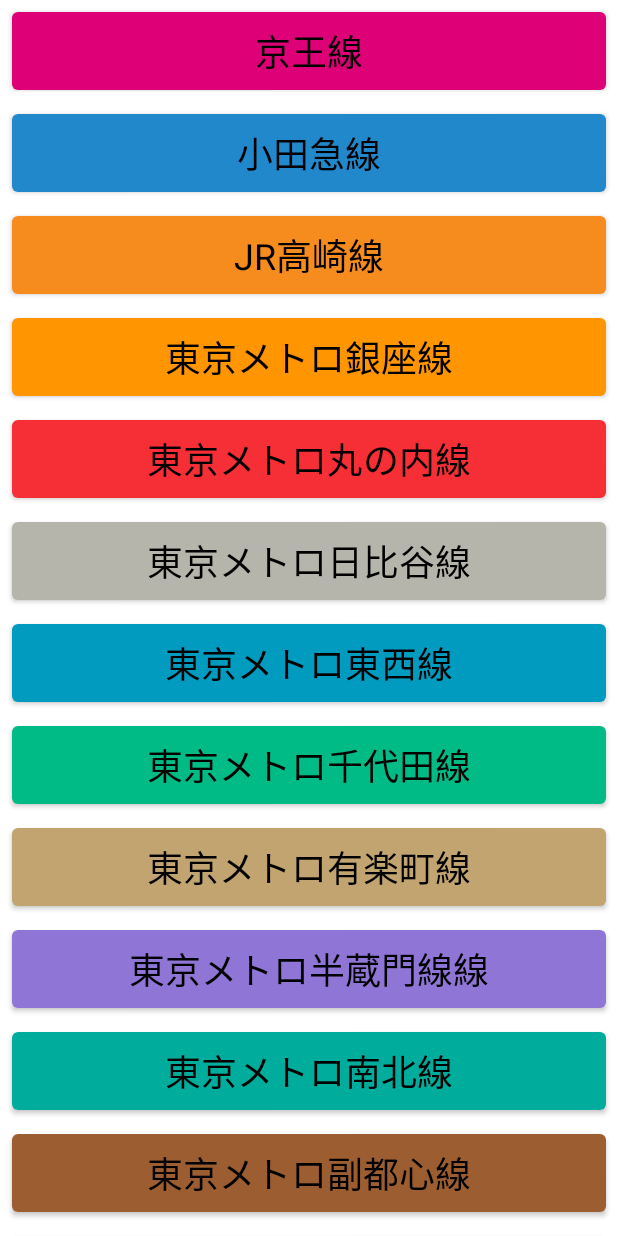
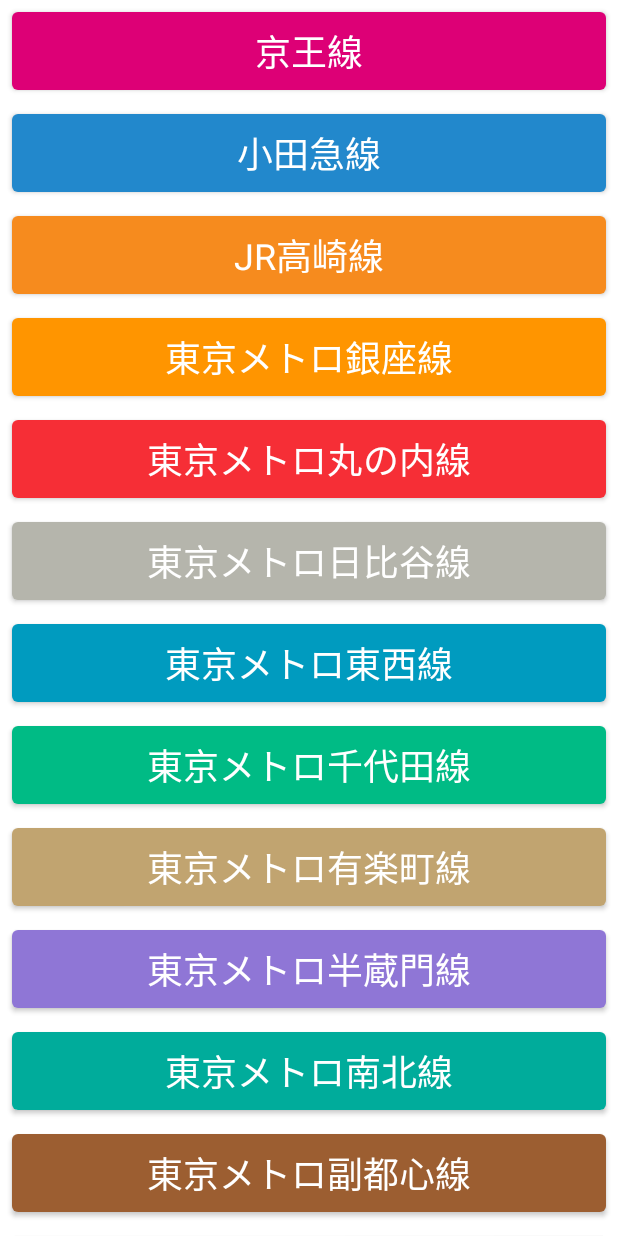
Before and after one commit to Prgckwb/StationQuiz, an Android app built with Jetpack Compose: the DisplayDictionaryScreen screen opened through its navigation route, on a phone screen of 412 x 824 dp. Run offline under Robolectric (Android 15) with nearby library versions, the phone set to English and light mode, and no system bars.

Commit message:
add: 選択式問題を追加

```diff
--- a/app/src/main/java/com/prgckwb/stationquiz/MainActivity.kt
+++ b/app/src/main/java/com/prgckwb/stationquiz/MainActivity.kt
@@ -9,10 +9,7 @@
 import androidx.navigation.compose.composable
 import androidx.navigation.compose.rememberNavController
 import androidx.navigation.navArgument
-import com.prgckwb.stationquiz.screen.DisplayDictionaryScreen
-import com.prgckwb.stationquiz.screen.DisplayGameScreen
-import com.prgckwb.stationquiz.screen.DisplayStationsScreen
-import com.prgckwb.stationquiz.screen.DisplayTitleScreen
+import com.prgckwb.stationquiz.screen.*
 import com.prgckwb.stationquiz.string.ScreenManager
 
 class MainActivity : ComponentActivity() {
@@ -30,7 +27,8 @@
     val navController = rememberNavController()
     NavHost(navController = navController, startDestination = ScreenManager.TITLE_SCREEN) {
         composable(ScreenManager.TITLE_SCREEN) { DisplayTitleScreen(navController = navController) }
-        composable(ScreenManager.GAME_SCREEN) { DisplayGameScreen(navController = navController) }
+        composable(ScreenManager.WRITE_GAME_SCREEN) { DisplayWriteGameScreen(navController = navController) }
+        composable(ScreenManager.SELECT_GAME_SCREEN) { DisplaySelectGameScreen(navController = navController)}
         composable(ScreenManager.DICTIONARY_SCREEN) { DisplayDictionaryScreen(navController = navController) }
         composable(
             "${ScreenManager.DICTIONARY_STATIONS_SCREEN}/{lineName}",
--- a/app/src/main/java/com/prgckwb/stationquiz/game/ListOfLines.kt
+++ b/app/src/main/java/com/prgckwb/stationquiz/game/ListOfLines.kt
@@ -310,7 +310,7 @@
     ),
 
     Line(
-        lineName = "東京メトロ半蔵門線線",
+        lineName = "東京メトロ半蔵門線",
         lineColor = Color(0xFF8F76D6),
         stations = listOf(
             Station("渋谷"),
--- a/app/src/main/java/com/prgckwb/stationquiz/screen/DictionaryScreen.kt
+++ b/app/src/main/java/com/prgckwb/stationquiz/screen/DictionaryScreen.kt
@@ -10,6 +10,7 @@
 import androidx.compose.material.Text
 import androidx.compose.runtime.Composable
 import androidx.compose.ui.Modifier
+import androidx.compose.ui.graphics.Color
 import androidx.compose.ui.tooling.preview.Preview
 import androidx.compose.ui.unit.dp
 import androidx.navigation.NavController
@@ -44,7 +45,7 @@
                 modifier = Modifier
                     .fillMaxWidth()
                     .padding(8.dp),
-                colors = ButtonDefaults.buttonColors(backgroundColor = line.lineColor)
+                colors = ButtonDefaults.buttonColors(backgroundColor = line.lineColor, contentColor = Color.White)
             ) {
                 Text(text = line.lineName, style = MaterialTheme.typography.h5)
             }
@@ -61,7 +62,7 @@
                 modifier = Modifier
                     .fillMaxWidth()
                     .padding(8.dp),
-                colors = ButtonDefaults.buttonColors(backgroundColor = line.lineColor)
+                colors = ButtonDefaults.buttonColors(backgroundColor = line.lineColor, contentColor = Color.White)
             ) {
                 Text(text = station.name, style = MaterialTheme.typography.h6)
             }
--- a/app/src/main/java/com/prgckwb/stationquiz/screen/FirstScreen.kt
+++ b/app/src/main/java/com/prgckwb/stationquiz/screen/FirstScreen.kt
@@ -1,10 +1,7 @@
 package com.prgckwb.stationquiz.screen
 
 import androidx.compose.foundation.Image
-import androidx.compose.foundation.layout.Column
-import androidx.compose.foundation.layout.fillMaxHeight
-import androidx.compose.foundation.layout.fillMaxWidth
-import androidx.compose.foundation.layout.padding
+import androidx.compose.foundation.layout.*
 import androidx.compose.material.Button
 import androidx.compose.material.MaterialTheme
 import androidx.compose.material.Text
@@ -47,16 +44,27 @@
 
 @Composable
 fun StartButton(navController: NavController) {
+    Column(horizontalAlignment = Alignment.CenterHorizontally, modifier = Modifier.fillMaxWidth()) {
         Button(
-        onClick = { navController.navigate(ScreenManager.GAME_SCREEN) },
+            onClick = { navController.navigate(ScreenManager.WRITE_GAME_SCREEN) },
             modifier = Modifier
-            .fillMaxWidth()
                 .padding(16.dp),
         ) {
             Text(
-            text = "GAME START",
+                text = "WRITE GAME",
                 style = MaterialTheme.typography.h5
             )
+        }
+        Button(
+            onClick = { navController.navigate(ScreenManager.SELECT_GAME_SCREEN) },
+            modifier = Modifier
+                .padding(16.dp),
+        ) {
+            Text(
+                text = "SELECT GAME",
+                style = MaterialTheme.typography.h5
+            )
+        }
     }
 }
 
--- a/app/src/main/java/com/prgckwb/stationquiz/string/ScreenManager.kt
+++ b/app/src/main/java/com/prgckwb/stationquiz/string/ScreenManager.kt
@@ -3,7 +3,8 @@
 class ScreenManager {
     companion object {
         const val TITLE_SCREEN = "titleScreen"
-        const val GAME_SCREEN = "gameScreen"
+        const val WRITE_GAME_SCREEN = "writeGameScreen"
+        const val SELECT_GAME_SCREEN = "selectGameScreen"
         const val DICTIONARY_SCREEN = "dictionaryScreen"
         const val DICTIONARY_STATIONS_SCREEN = "dictionaryStationsScreen"
     }
```
Also changed, not shown: app/src/main/java/com/prgckwb/stationquiz/composable/GameComposable.kt (added, +78 -0 lines), app/src/main/java/com/prgckwb/stationquiz/game/GameModel.kt (+16 -0 lines), app/src/main/java/com/prgckwb/stationquiz/screen/SelectGameScreen.kt (added, +93 -0 lines), app/src/main/java/com/prgckwb/stationquiz/screen/WriteGameScreen.kt (renamed from app/src/main/java/com/prgckwb/stationquiz/screen/GameScreen.kt, +11 -71 lines). Lines whose indentation alone changed are shown as unchanged.
